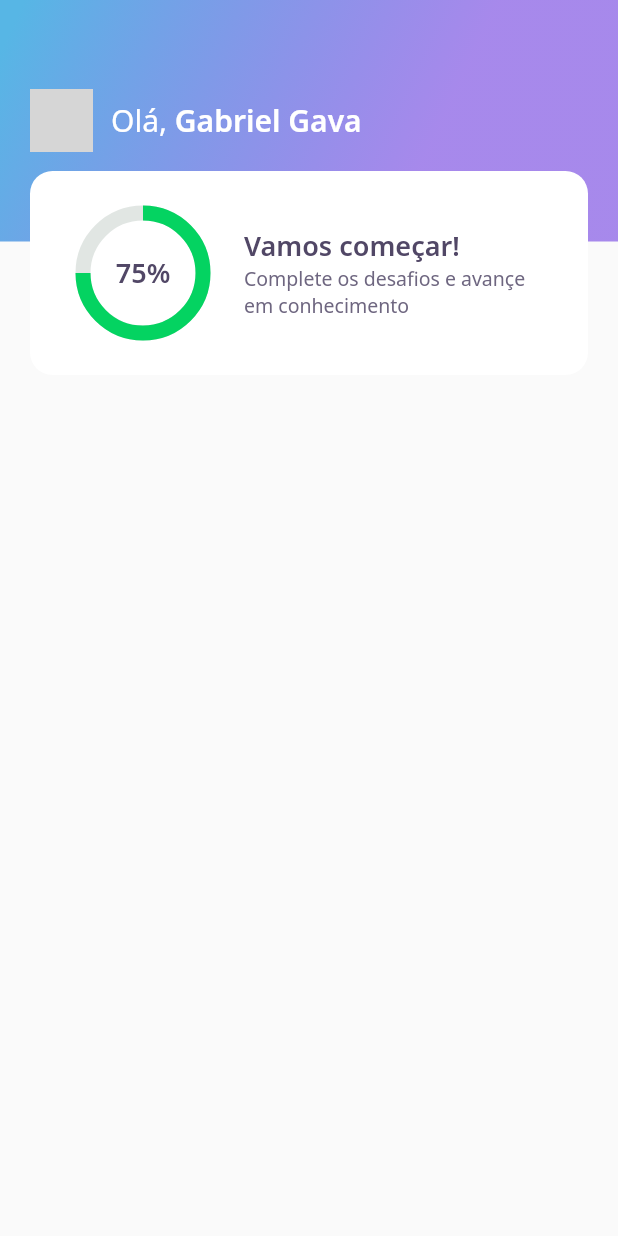
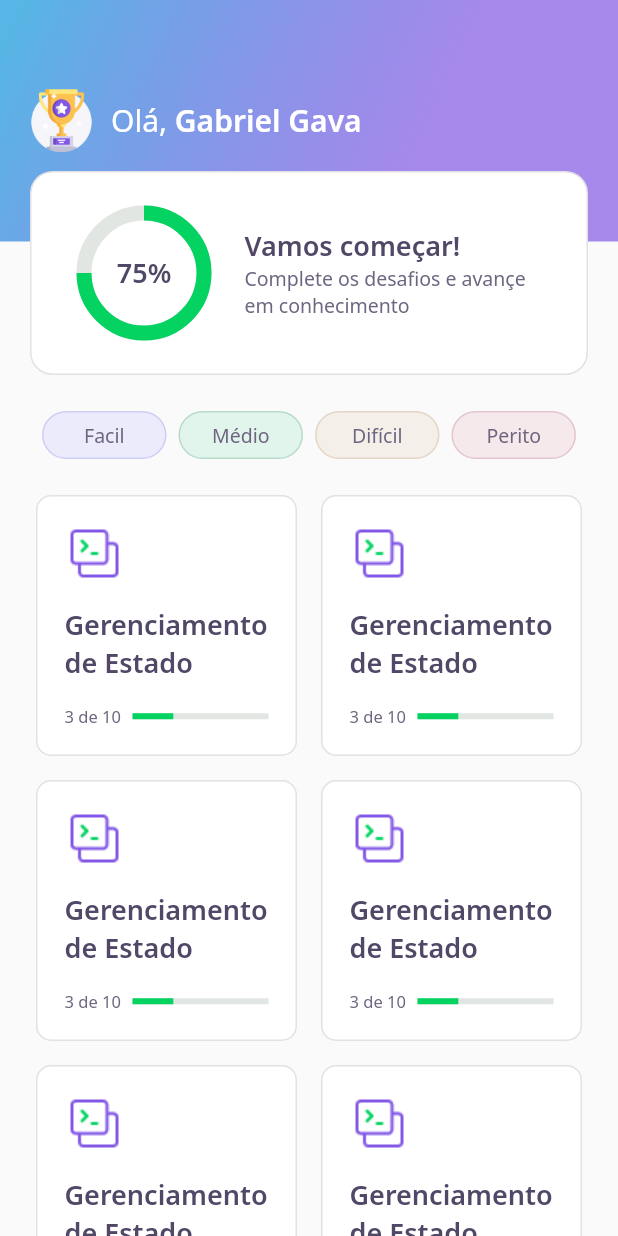
Before and after one commit to gabrielgaava/NLW5_Flutter, a Flutter app: the HomePage screen opened directly, on a phone screen of 412 x 824 dp. Run offline on Flutter 3.47's test engine with Material 2 defaults, Android fonts, the phone set to English and light mode, and no system bars; our stand-ins replace google_fonts; grey boxes are pictures that could not be loaded.

Commit message:
Aula 2 finalizada

```diff
--- a/lib/core/app_widget.dart
+++ b/lib/core/app_widget.dart
@@ -1,6 +1,7 @@
 //import 'package:DevQuiz/home/home_page.dart';
-import 'package:DevQuiz/pages/home/home_page.dart';
-import 'package:DevQuiz/pages/splash/splash_page.dart';
+import 'package:DevQuiz/pages/challenge/challenge_page.dart';
+//import 'package:DevQuiz/pages/home/home_page.dart';
+//import 'package:DevQuiz/pages/splash/splash_page.dart';
 import 'package:flutter/material.dart';
 
 class AppWidget extends StatelessWidget {
@@ -8,7 +9,7 @@ class AppWidget extends StatelessWidget {
   Widget build(BuildContext context) {
     return MaterialApp(
       title: "DevQuiz",
-      home: HomePage(),
+      home: ChallengePage(),
     );
   }
 }
--- /dev/null
+++ b/lib/pages/challenge/challenge_page.dart
@@ -0,0 +1,17 @@
+import 'package:DevQuiz/pages/challenge/widgets/challeng_header.dart';
+import 'package:flutter/material.dart';
+
+class ChallengePage extends StatefulWidget {
+  @override
+  _ChallengePageState createState() => _ChallengePageState();
+}
+
+class _ChallengePageState extends State<ChallengePage> {
+  @override
+  Widget build(BuildContext context) {
+    return Scaffold(
+      appBar: ChallengeHeader(),
+      body: Container(),
+    );
+  }
+}
--- /dev/null
+++ b/lib/pages/challenge/widgets/challeng_header.dart
@@ -0,0 +1,33 @@
+import 'package:DevQuiz/core/core.dart';
+import 'package:flutter/material.dart';
+
+class ChallengeHeader extends PreferredSize {
+  ChallengeHeader()
+      : super(
+            preferredSize: Size.fromHeight(90),
+            child: Container(
+                child: Padding(
+              padding: const EdgeInsets.symmetric(horizontal: 24, vertical: 24),
+              child: Column(
+                mainAxisAlignment: MainAxisAlignment.end,
+                children: [
+                  Row(
+                    mainAxisAlignment: MainAxisAlignment.spaceBetween,
+                    children: [
+                      Text("Questão 04", style: AppTextStyles.heading15),
+                      Text("de 10", style: AppTextStyles.heading15),
+                    ],
+                  ),
+                  SizedBox(height: 24),
+                  Container(
+                    child: LinearProgressIndicator(
+                      value: 0.3,
+                      backgroundColor: AppColors.chartSecondary,
+                      valueColor:
+                          AlwaysStoppedAnimation<Color>(AppColors.chartPrimary),
+                    ),
+                  ),
+                ],
+              ),
+            )));
+}
--- a/lib/pages/home/home_page.dart
+++ b/lib/pages/home/home_page.dart
@@ -1,4 +1,7 @@
+import 'package:DevQuiz/core/app_colors.dart';
 import 'package:DevQuiz/pages/home/widgets/app_bar/app_bar.dart';
+import 'package:DevQuiz/pages/home/widgets/filter_button/filter_button.dart';
+import 'package:DevQuiz/pages/home/widgets/quiz_card/quiz_card.dart';
 import 'package:flutter/material.dart';
 
 class HomePage extends StatefulWidget {
@@ -10,7 +13,54 @@ class _HomePageState extends State<HomePage> {
   @override
   Widget build(BuildContext context) {
     return Scaffold(
-      appBar: HomeAppBar(),
-    );
+        appBar: HomeAppBar(),
+        body: Container(
+          child: Column(children: [
+            Padding(
+              padding: const EdgeInsets.symmetric(horizontal: 24, vertical: 24),
+              child: Row(children: [
+                FilterButton(
+                  borderColor: AppColors.levelButtonBorderFacil,
+                  backgroundColor: AppColors.levelButtonFacil,
+                  label: "Facil",
+                ),
+                FilterButton(
+                  borderColor: AppColors.levelButtonBorderMedio,
+                  backgroundColor: AppColors.levelButtonMedio,
+                  label: "Médio",
+                ),
+                FilterButton(
+                  borderColor: AppColors.levelButtonBorderDificil,
+                  backgroundColor: AppColors.levelButtonDificil,
+                  label: "Difícil",
+                ),
+                FilterButton(
+                  borderColor: AppColors.levelButtonBorderPerito,
+                  backgroundColor: AppColors.levelButtonPerito,
+                  label: "Perito",
+                ),
+              ]),
+            ),
+            Expanded(
+              flex: 1,
+              child: Padding(
+                padding: const EdgeInsets.symmetric(horizontal: 24),
+                child: GridView.count(
+                  crossAxisCount: 2,
+                  crossAxisSpacing: 16,
+                  mainAxisSpacing: 16,
+                  children: [
+                    QuizCard(),
+                    QuizCard(),
+                    QuizCard(),
+                    QuizCard(),
+                    QuizCard(),
+                    QuizCard(),
+                  ],
+                ),
+              ),
+            ),
+          ]),
+        ));
   }
 }
--- a/lib/pages/home/widgets/app_bar/app_bar.dart
+++ b/lib/pages/home/widgets/app_bar/app_bar.dart
@@ -3,7 +3,8 @@ import 'package:DevQuiz/pages/home/widgets/score_card/score_card.dart';
 import 'package:flutter/material.dart';
 
 class HomeAppBar extends PreferredSize {
-  HomeAppBar() : super(
+  HomeAppBar()
+      : super(
           preferredSize: Size.fromHeight(250),
           child: Container(
             height: 250,
@@ -26,8 +27,8 @@ class HomeAppBar extends PreferredSize {
                           decoration: BoxDecoration(
                             borderRadius: BorderRadius.circular(10),
                             image: DecorationImage(
-                          image: NetworkImage("https://avatars.githubusercontent.com/u/31636577?v=4")
-                        )
+                              image: AssetImage(AppImages.trophy),
+                            ),
                           ),
                         ),
                       ),
@@ -36,18 +37,17 @@ class HomeAppBar extends PreferredSize {
                             text: "Olá, ",
                             style: AppTextStyles.title,
                             children: [
-                        TextSpan(text: "Gabriel Gava", style: AppTextStyles.titleBold)
-                      ]
+                              TextSpan(
+                                  text: "Gabriel Gava",
+                                  style: AppTextStyles.titleBold)
+                            ]),
+                      ),
+                    ],
                   ),
                 ),
-              ],),
-            ),
-            Align(
-              alignment: Alignment(0.0, 1.0),
-              child: ScoreCard())
+                Align(alignment: Alignment(0.0, 1.0), child: ScoreCard())
               ],
             ),
           ),
         );
-
 }
--- /dev/null
+++ b/lib/pages/home/widgets/filter_button/filter_button.dart
@@ -0,0 +1,34 @@
+import 'package:DevQuiz/core/app_text_styles.dart';
+import 'package:flutter/material.dart';
+
+class FilterButton extends StatelessWidget {
+  FilterButton(
+      {required this.backgroundColor,
+      required this.borderColor,
+      required this.label});
+
+  final Color backgroundColor;
+  final Color borderColor;
+  final String label;
+
+  @override
+  Widget build(BuildContext context) {
+    return Expanded(
+      flex: 1,
+      child: Container(
+        height: 32,
+        margin: EdgeInsets.symmetric(horizontal: 4),
+        decoration: BoxDecoration(
+            borderRadius: BorderRadius.circular(28),
+            color: backgroundColor,
+            border: Border.all(color: borderColor)),
+        child: Center(
+          child: Text(
+            label,
+            style: AppTextStyles.body,
+          ),
+        ),
+      ),
+    );
+  }
+}
--- /dev/null
+++ b/lib/pages/home/widgets/quiz_card/quiz_card.dart
@@ -0,0 +1,48 @@
+import 'package:DevQuiz/core/app_colors.dart';
+import 'package:DevQuiz/core/app_images.dart';
+import 'package:DevQuiz/core/app_text_styles.dart';
+import 'package:flutter/material.dart';
+
+class QuizCard extends StatefulWidget {
+  @override
+  _QuizCardState createState() => _QuizCardState();
+}
+
+class _QuizCardState extends State<QuizCard> {
+  @override
+  Widget build(BuildContext context) {
+    return Container(
+        height: 200,
+        decoration: BoxDecoration(
+            color: AppColors.white,
+            border: Border.all(color: AppColors.border),
+            borderRadius: BorderRadius.circular(10)),
+        child: Padding(
+            padding: EdgeInsets.all(18),
+            child: Column(
+              mainAxisAlignment: MainAxisAlignment.spaceBetween,
+              crossAxisAlignment: CrossAxisAlignment.start,
+              children: [
+                Image.asset(AppImages.data),
+                Text("Gerenciamento de Estado", style: AppTextStyles.heading),
+                Row(children: [
+                  Expanded(
+                      flex: 1,
+                      child: Text(
+                        "3 de 10",
+                        style: AppTextStyles.body11,
+                      )),
+                  Expanded(
+                    flex: 2,
+                    child: LinearProgressIndicator(
+                      value: 0.3,
+                      backgroundColor: AppColors.chartSecondary,
+                      valueColor:
+                          AlwaysStoppedAnimation<Color>(AppColors.chartPrimary),
+                    ),
+                  )
+                ])
+              ],
+            )));
+  }
+}
--- a/lib/pages/home/widgets/score_card/score_card.dart
+++ b/lib/pages/home/widgets/score_card/score_card.dart
@@ -11,19 +11,18 @@ class ScoreCard extends StatelessWidget {
       child: Container(
         height: 136,
         decoration: BoxDecoration(
-          color: AppColors.white,
-          borderRadius: BorderRadius.circular(15)
-        ),
+            color: AppColors.white,
+            border: Border.all(
+              color: AppColors.border,
+            ),
+            borderRadius: BorderRadius.circular(15)),
         child: Padding(
           padding: const EdgeInsets.symmetric(horizontal: 20),
           child: Row(
             mainAxisAlignment: MainAxisAlignment.center,
             crossAxisAlignment: CrossAxisAlignment.center,
             children: [
-              Expanded(
-                flex: 1,
-                child: CircularChart()
-              ),
+              Expanded(flex: 1, child: CircularChart()),
               Expanded(
                 flex: 2,
                 child: Padding(
@@ -32,8 +31,14 @@ class ScoreCard extends StatelessWidget {
                     crossAxisAlignment: CrossAxisAlignment.start,
                     mainAxisAlignment: MainAxisAlignment.center,
                     children: [
-                      Text("Vamos começar!", style: AppTextStyles.heading,),
-                      Text("Complete os desafios e avançe em conhecimento", style: AppTextStyles.body,),
+                      Text(
+                        "Vamos começar!",
+                        style: AppTextStyles.heading,
+                      ),
+                      Text(
+                        "Complete os desafios e avançe em conhecimento",
+                        style: AppTextStyles.body,
+                      ),
                     ],
                   ),
                 ),
```
Also changed, not shown: 2 other files. Lines whose indentation alone changed are shown as unchanged.
